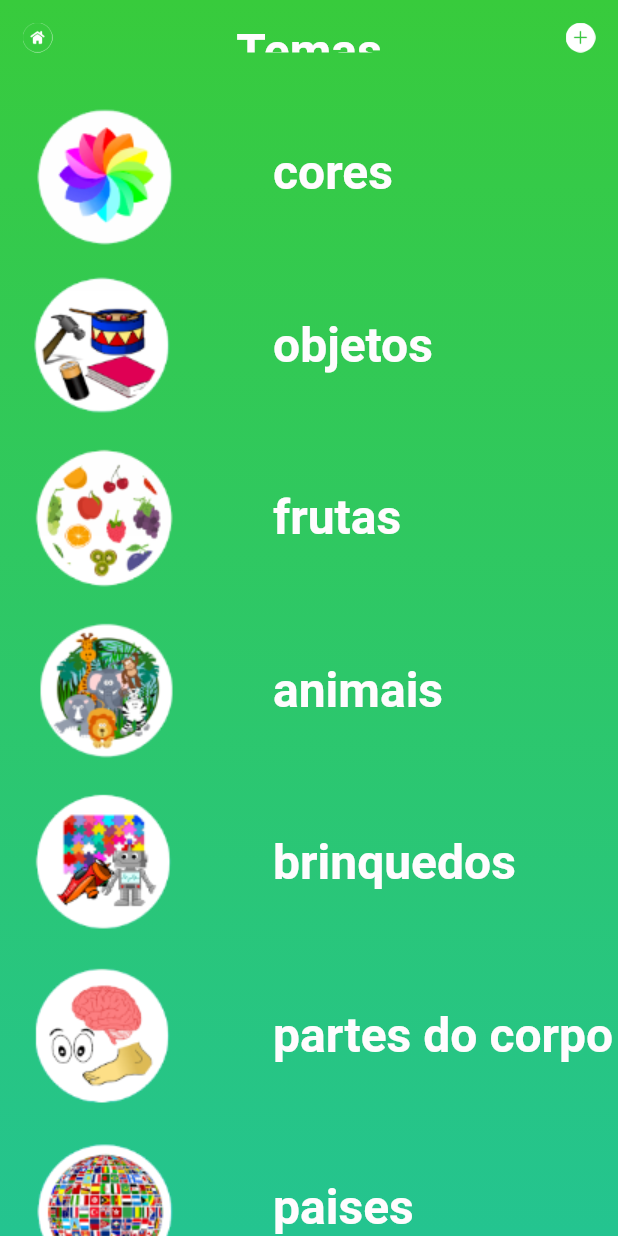
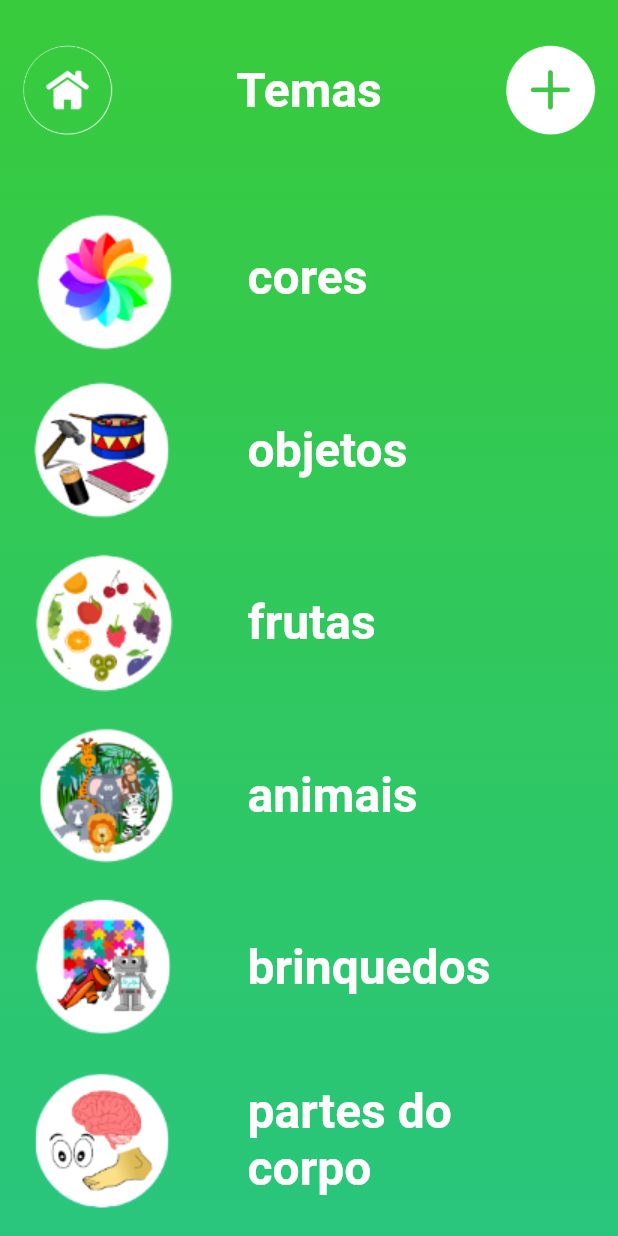
Before and after one commit to Ronellyson/alfabeto_kids_web, a Flutter app: the screen it shows after launch, on a phone screen of 412 x 824 dp. Run offline on Flutter 3.47's test engine with Material 2 defaults, Android fonts, the phone set to English and light mode, and no system bars; our stand-ins replace google_fonts.

Commit message:
fixed bugs

```diff
--- a/lib/modules/theme_selection/theme_selection_page.dart
+++ b/lib/modules/theme_selection/theme_selection_page.dart
@@ -9,7 +9,7 @@ class ThemeSelectionPage extends StatelessWidget {
   Widget build(BuildContext context) {
     return SingleChildScrollView(
       child: Container(
-        height: 950,
+        height: MediaQuery.of(context).size.height*1.5,
         decoration: const BoxDecoration(
           gradient: LinearGradient(
               end: Alignment(0, 1.5),
@@ -22,7 +22,7 @@ class ThemeSelectionPage extends StatelessWidget {
         child: Scaffold(
           backgroundColor: Colors.transparent,
           appBar: PreferredSize(
-            preferredSize: Size.fromHeight(50),
+            preferredSize: Size.fromHeight(120),
             child: AppBarWidget(),
           ),
           body: ListCardsWidget(),
--- a/lib/share/widgets/appbar_widget.dart
+++ b/lib/share/widgets/appbar_widget.dart
@@ -9,19 +9,22 @@ class AppBarWidget extends StatelessWidget {
   Widget build(BuildContext context) {
     return Padding(
       padding: const EdgeInsets.symmetric(vertical: 15, horizontal: 15),
+      child: Container(
+        height: 120,
         child: Row(
             mainAxisAlignment: MainAxisAlignment.spaceBetween,
             children: [
               GestureDetector(
                 onTap: (){},
-              child: Image.asset(AppImages.home),
+                child: Image.asset(AppImages.home, height: 60,),
               ),
               Text("Temas", style: TextStyles.title),
               GestureDetector(
                 onTap: (){},
-              child: Image.asset(AppImages.addTemas),
+                child: Image.asset(AppImages.addTemas, height: 60,),
               ),
             ],
+          ),
       ),
     );
   }
--- a/lib/share/widgets/card_widget.dart
+++ b/lib/share/widgets/card_widget.dart
@@ -21,9 +21,12 @@ class CardWidget extends StatelessWidget {
                 child: Image.asset(image, width: 100),
               ),
               SizedBox(
-                width: 230,
+                width: 200,
                 child:  Text(imageText, style: TextStyles.title),
               ),
+              SizedBox(
+                width: 2,
+              )
             ],
           ),
         )
```
Lines whose indentation alone changed are shown as unchanged.
